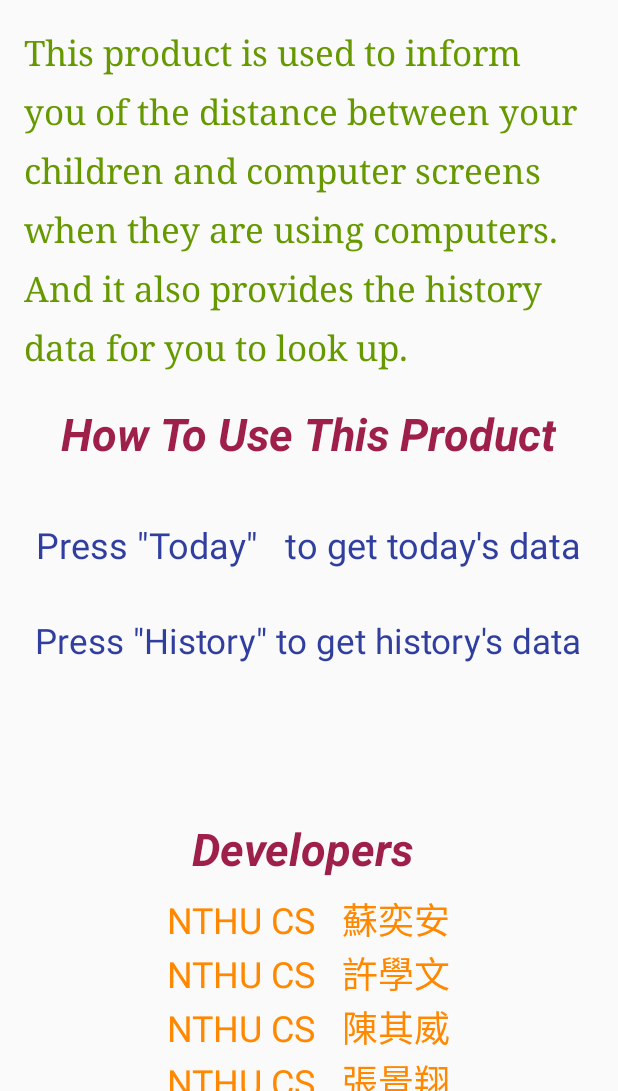
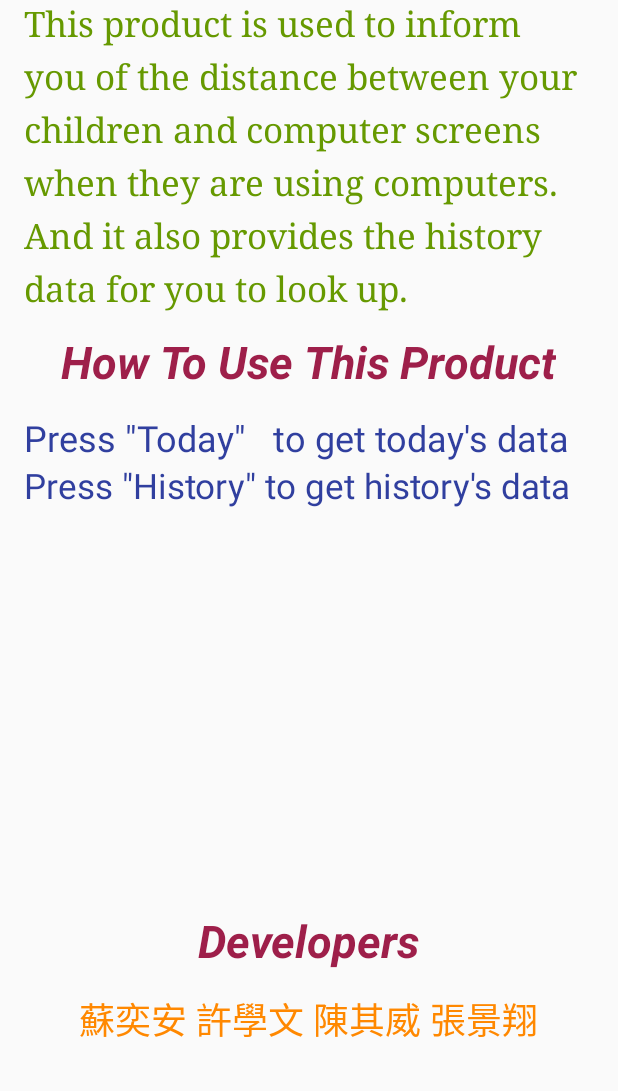
Before and after one commit to Andy103062106/Eyes-Defender, an Android app: the About screen opened directly, with no data from a screen before it, on a phone screen of 412 x 824 dp, the part 145-1236 px from its top. Run offline under Robolectric (Android 15) with nearby library versions, the phone set to English and light mode, and no system bars.

Commit message:
add about f

```diff
--- a/app/src/main/res/layout/activity_about.xml
+++ b/app/src/main/res/layout/activity_about.xml
@@ -26,68 +26,23 @@
         android:layout_alignParentLeft="true"
         android:layout_alignParentStart="true"
         android:layout_below="@+id/Title"
-        android:layout_marginTop="19dp"
         android:fontFamily="serif"
-        android:lineSpacingExtra="12sp"
+        android:lineSpacingExtra="8sp"
         android:text="This product is used to inform you of the distance between your children and computer screens when they are using computers. And it also provides the history data for you to look up."
         android:textColor="@android:color/holo_green_dark"
         android:textSize="23sp" />
 
     <CheckedTextView
         android:id="@+id/Developers"
-        android:layout_width="155dp"
-        android:layout_height="50dp"
-        android:layout_alignParentBottom="true"
+        android:layout_width="wrap_content"
+        android:layout_height="wrap_content"
+        android:layout_above="@+id/checkedTextView"
         android:layout_centerHorizontal="true"
-        android:layout_marginBottom="132dp"
+        android:layout_marginBottom="14dp"
         android:text="Developers"
         android:textColor="@color/colorAccent"
         android:textSize="30sp"
         android:textStyle="bold|italic" />
-
-    <CheckedTextView
-        android:id="@+id/D1"
-        android:layout_width="wrap_content"
-        android:layout_height="wrap_content"
-        android:layout_alignTop="@+id/Developers"
-        android:layout_centerHorizontal="true"
-        android:layout_marginTop="49dp"
-        android:text="NTHU CS   蘇奕安"
-        android:textColor="@android:color/holo_orange_dark"
-        android:textSize="24sp" />
-
-    <CheckedTextView
-        android:id="@+id/D2"
-        android:layout_width="wrap_content"
-        android:layout_height="wrap_content"
-        android:layout_alignLeft="@+id/D1"
-        android:layout_alignStart="@+id/D1"
-        android:layout_below="@+id/D1"
-        android:text="NTHU CS   許學文"
-        android:textColor="@android:color/holo_orange_dark"
-        android:textSize="24sp" />
-
-    <CheckedTextView
-        android:id="@+id/D3"
-        android:layout_width="wrap_content"
-        android:layout_height="wrap_content"
-        android:layout_alignLeft="@+id/D2"
-        android:layout_alignStart="@+id/D2"
-        android:layout_below="@+id/D2"
-        android:text="NTHU CS   陳其威"
-        android:textColor="@android:color/holo_orange_dark"
-        android:textSize="24sp" />
-
-    <CheckedTextView
-        android:id="@+id/D4"
-        android:layout_width="wrap_content"
-        android:layout_height="wrap_content"
-        android:layout_alignLeft="@+id/D3"
-        android:layout_alignStart="@+id/D3"
-        android:layout_below="@+id/D3"
-        android:text="NTHU CS   張景翔"
-        android:textColor="@android:color/holo_orange_dark"
-        android:textSize="24sp" />
 
     <CheckedTextView
         android:id="@+id/HowToUse"
@@ -95,7 +50,7 @@
         android:layout_height="wrap_content"
         android:layout_below="@+id/Explanation"
         android:layout_centerHorizontal="true"
-        android:layout_marginTop="22dp"
+        android:layout_marginTop="13dp"
         android:text="How To Use This Product"
         android:textColor="@color/colorAccent"
         android:textSize="30sp"
@@ -105,9 +60,10 @@
         android:id="@+id/Today"
         android:layout_width="wrap_content"
         android:layout_height="wrap_content"
+        android:layout_alignParentLeft="true"
+        android:layout_alignParentStart="true"
         android:layout_below="@+id/HowToUse"
-        android:layout_centerHorizontal="true"
-        android:layout_marginTop="37dp"
+        android:layout_marginTop="14dp"
         android:text="Press &quot;Today&quot;   to get today's data"
         android:textColor="?attr/actionModeSplitBackground"
         android:textSize="24sp" />
@@ -116,11 +72,22 @@
         android:id="@+id/checkedTextView13"
         android:layout_width="wrap_content"
         android:layout_height="wrap_content"
+        android:layout_alignParentLeft="true"
+        android:layout_alignParentStart="true"
         android:layout_below="@+id/Today"
-        android:layout_centerHorizontal="true"
-        android:layout_marginTop="32dp"
         android:text="Press &quot;History&quot; to get history's data"
         android:textColor="?attr/actionModeSplitBackground"
         android:textSize="23.5sp" />
 
+    <CheckedTextView
+        android:id="@+id/checkedTextView"
+        android:layout_width="wrap_content"
+        android:layout_height="wrap_content"
+        android:layout_alignParentBottom="true"
+        android:layout_centerHorizontal="true"
+        android:layout_marginBottom="30dp"
+        android:text="蘇奕安 許學文 陳其威 張景翔"
+        android:textColor="@android:color/holo_orange_dark"
+        android:textSize="24sp" />
+
 </RelativeLayout>
```
